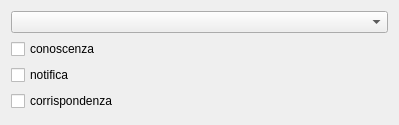
This is src/com/axiastudio/suite/protocollo/forms/soggettoprotocollo.ui in tizianolattisi/suitegda as Qt 5 draws it before an edit. The edited form follows.
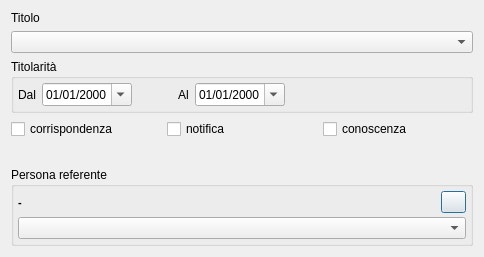
This is the edited form. Icons and pictures are not drawn. Custom widgets are drawn as their Qt base class.

Commit message: Introduzione nella form SoggettoProtocollo delle date di inizio e file titolarità e della persona referente

```diff
--- a/src/com/axiastudio/suite/protocollo/forms/soggettoprotocollo.ui
+++ b/src/com/axiastudio/suite/protocollo/forms/soggettoprotocollo.ui
@@ -6,14 +6,21 @@
    <rect>
     <x>0</x>
     <y>0</y>
-    <width>399</width>
-    <height>125</height>
+    <width>484</width>
+    <height>257</height>
    </rect>
   </property>
   <property name="windowTitle">
    <string>Dialog</string>
   </property>
   <layout class="QVBoxLayout" name="verticalLayout">
+   <item>
+    <widget class="QLabel" name="label">
+     <property name="text">
+      <string>Titolo</string>
+     </property>
+    </widget>
+   </item>
    <item>
     <widget class="com.axiastudio.pypapi.ui.widgets.PyPaPiComboBox" name="comboBox">
      <property name="column" stdset="0">
@@ -22,33 +29,242 @@
     </widget>
    </item>
    <item>
-    <widget class="QCheckBox" name="checkBox">
-     <property name="text">
-      <string>conoscenza</string>
+    <widget class="QGroupBox" name="groupBox">
+     <property name="title">
+      <string>Titolarità</string>
      </property>
-     <property name="column" stdset="0">
-      <string>conoscenza</string>
-     </property>
+     <layout class="QGridLayout" name="gridLayout" columnstretch="0,0,0,0,0,1" columnminimumwidth="0,0,0,0,0,1">
+      <property name="verticalSpacing">
+       <number>8</number>
+      </property>
+      <property name="margin">
+       <number>4</number>
+      </property>
+      <item row="0" column="0">
+       <widget class="QLabel" name="label_2">
+        <property name="text">
+         <string>Dal</string>
+        </property>
+       </widget>
+      </item>
+      <item row="0" column="4">
+       <widget class="com.axiastudio.pypapi.ui.widgets.PyPaPiDateEdit" name="dateEdit_datafine">
+        <property name="sizePolicy">
+         <sizepolicy hsizetype="Minimum" vsizetype="Fixed">
+          <horstretch>0</horstretch>
+          <verstretch>0</verstretch>
+         </sizepolicy>
+        </property>
+        <property name="minimumSize">
+         <size>
+          <width>90</width>
+          <height>0</height>
+         </size>
+        </property>
+        <property name="maximumSize">
+         <size>
+          <width>100</width>
+          <height>16777215</height>
+         </size>
+        </property>
+        <property name="displayFormat">
+         <string>dd/MM/yyyy</string>
+        </property>
+        <property name="calendarPopup">
+         <bool>true</bool>
+        </property>
+        <property name="column" stdset="0">
+         <string>datafine</string>
+        </property>
+       </widget>
+      </item>
+      <item row="0" column="3">
+       <widget class="QLabel" name="label_3">
+        <property name="text">
+         <string>Al</string>
+        </property>
+       </widget>
+      </item>
+      <item row="0" column="1">
+       <widget class="com.axiastudio.pypapi.ui.widgets.PyPaPiDateEdit" name="dateEdit_datainizio">
+        <property name="sizePolicy">
+         <sizepolicy hsizetype="Minimum" vsizetype="Fixed">
+          <horstretch>0</horstretch>
+          <verstretch>0</verstretch>
+         </sizepolicy>
+        </property>
+        <property name="minimumSize">
+         <size>
+          <width>90</width>
+          <height>0</height>
+         </size>
+        </property>
+        <property name="maximumSize">
+         <size>
+          <width>100</width>
+          <height>16777215</height>
+         </size>
+        </property>
+        <property name="displayFormat">
+         <string>dd/MM/yyyy</string>
+        </property>
+        <property name="calendarPopup">
+         <bool>true</bool>
+        </property>
+        <property name="column" stdset="0">
+         <string>datainizio</string>
+        </property>
+       </widget>
+      </item>
+      <item row="0" column="5">
+       <spacer name="horizontalSpacer_2">
+        <property name="orientation">
+         <enum>Qt::Horizontal</enum>
+        </property>
+        <property name="sizeHint" stdset="0">
+         <size>
+          <width>40</width>
+          <height>20</height>
+         </size>
+        </property>
+       </spacer>
+      </item>
+      <item row="0" column="2">
+       <spacer name="horizontalSpacer">
+        <property name="orientation">
+         <enum>Qt::Horizontal</enum>
+        </property>
+        <property name="sizeHint" stdset="0">
+         <size>
+          <width>40</width>
+          <height>20</height>
+         </size>
+        </property>
+       </spacer>
+      </item>
+     </layout>
     </widget>
    </item>
    <item>
-    <widget class="QCheckBox" name="checkBox_2">
-     <property name="text">
-      <string>notifica</string>
+    <spacer name="verticalSpacer">
+     <property name="orientation">
+      <enum>Qt::Vertical</enum>
      </property>
-     <property name="column" stdset="0">
-      <string>notifica</string>
+     <property name="sizeHint" stdset="0">
+      <size>
+       <width>85</width>
+       <height>15</height>
+      </size>
      </property>
-    </widget>
+    </spacer>
    </item>
    <item>
-    <widget class="QCheckBox" name="checkBox_3">
-     <property name="text">
-      <string>corrispondenza</string>
+    <layout class="QHBoxLayout" name="horizontalLayout">
+     <item>
+      <widget class="QCheckBox" name="checkBox_3">
+       <property name="text">
+        <string>corrispondenza</string>
+       </property>
+       <property name="column" stdset="0">
+        <string>corrispondenza</string>
+       </property>
+      </widget>
+     </item>
+     <item>
+      <widget class="QCheckBox" name="checkBox_2">
+       <property name="text">
+        <string>notifica</string>
+       </property>
+       <property name="column" stdset="0">
+        <string>notifica</string>
+       </property>
+      </widget>
+     </item>
+     <item>
+      <widget class="QCheckBox" name="checkBox">
+       <property name="text">
+        <string>conoscenza</string>
+       </property>
+       <property name="column" stdset="0">
+        <string>conoscenza</string>
+       </property>
+      </widget>
+     </item>
+    </layout>
+   </item>
+   <item>
+    <spacer name="verticalSpacer_2">
+     <property name="orientation">
+      <enum>Qt::Vertical</enum>
      </property>
-     <property name="column" stdset="0">
-      <string>corrispondenza</string>
+     <property name="sizeHint" stdset="0">
+      <size>
+       <width>20</width>
+       <height>40</height>
+      </size>
      </property>
+    </spacer>
+   </item>
+   <item>
+    <widget class="QGroupBox" name="groupBox_2">
+     <property name="title">
+      <string>Persona referente</string>
+     </property>
+     <layout class="QGridLayout" name="gridLayout_3">
+      <property name="verticalSpacing">
+       <number>4</number>
+      </property>
+      <property name="margin">
+       <number>4</number>
+      </property>
+      <item row="0" column="1">
+       <widget class="QPushButton" name="clearButton">
+        <property name="maximumSize">
+         <size>
+          <width>25</width>
+          <height>25</height>
+         </size>
+        </property>
+        <property name="text">
+         <string/>
+        </property>
+        <property name="icon">
+         <iconset>
+          <normaloff>../../resources/cancel.png</normaloff>../../resources/cancel.png</iconset>
+        </property>
+       </widget>
+      </item>
+      <item row="0" column="0">
+       <widget class="QLabel" name="label_predicato">
+        <property name="sizePolicy">
+         <sizepolicy hsizetype="Expanding" vsizetype="Preferred">
+          <horstretch>0</horstretch>
+          <verstretch>0</verstretch>
+         </sizepolicy>
+        </property>
+        <property name="font">
+         <font>
+          <pointsize>8</pointsize>
+          <weight>75</weight>
+          <bold>true</bold>
+         </font>
+        </property>
+        <property name="text">
+         <string>-</string>
+        </property>
+       </widget>
+      </item>
+      <item row="1" column="0" colspan="2">
+       <widget class="com.axiastudio.pypapi.ui.widgets.PyPaPiComboBox" name="comboBox_referente">
+        <property name="column" stdset="0">
+         <string>referenteRelazione</string>
+        </property>
+        <property name="skipinitialstore" stdset="0">
+         <bool>true</bool>
+        </property>
+       </widget>
+      </item>
+     </layout>
     </widget>
    </item>
   </layout>
@@ -59,6 +275,11 @@
    <extends>QComboBox</extends>
    <header>pypapicombobox.h</header>
   </customwidget>
+  <customwidget>
+   <class>com.axiastudio.pypapi.ui.widgets.PyPaPiDateEdit</class>
+   <extends>QDateEdit</extends>
+   <header>pypapidateedit.h</header>
+  </customwidget>
  </customwidgets>
  <resources/>
  <connections/>
```
The commit also changes 5 other files.
